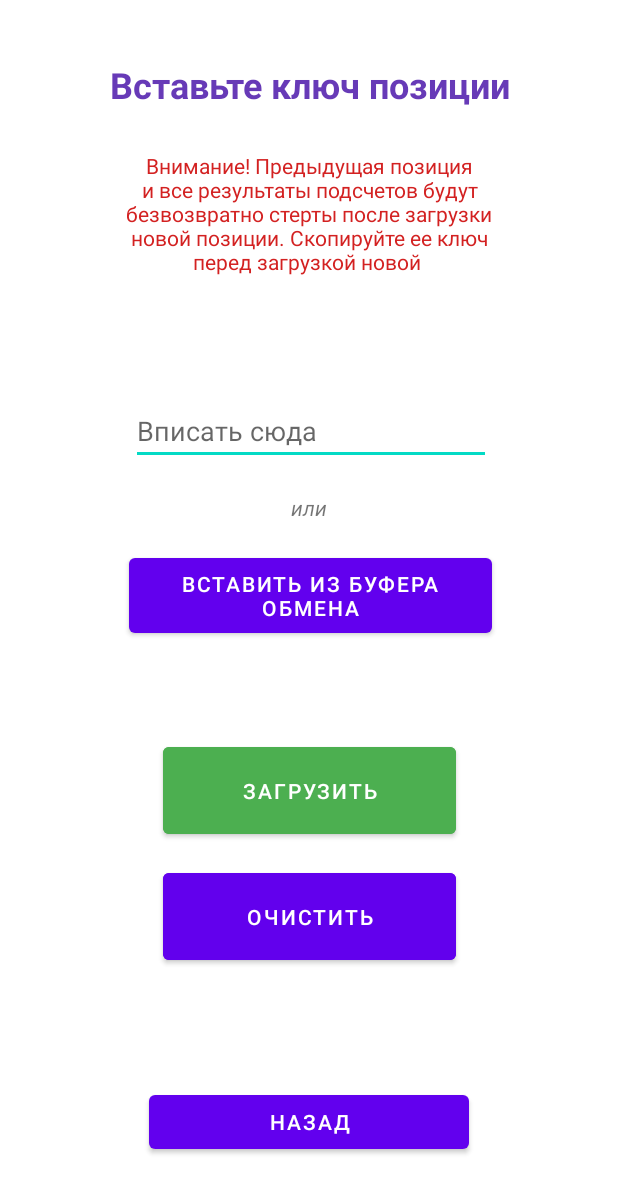
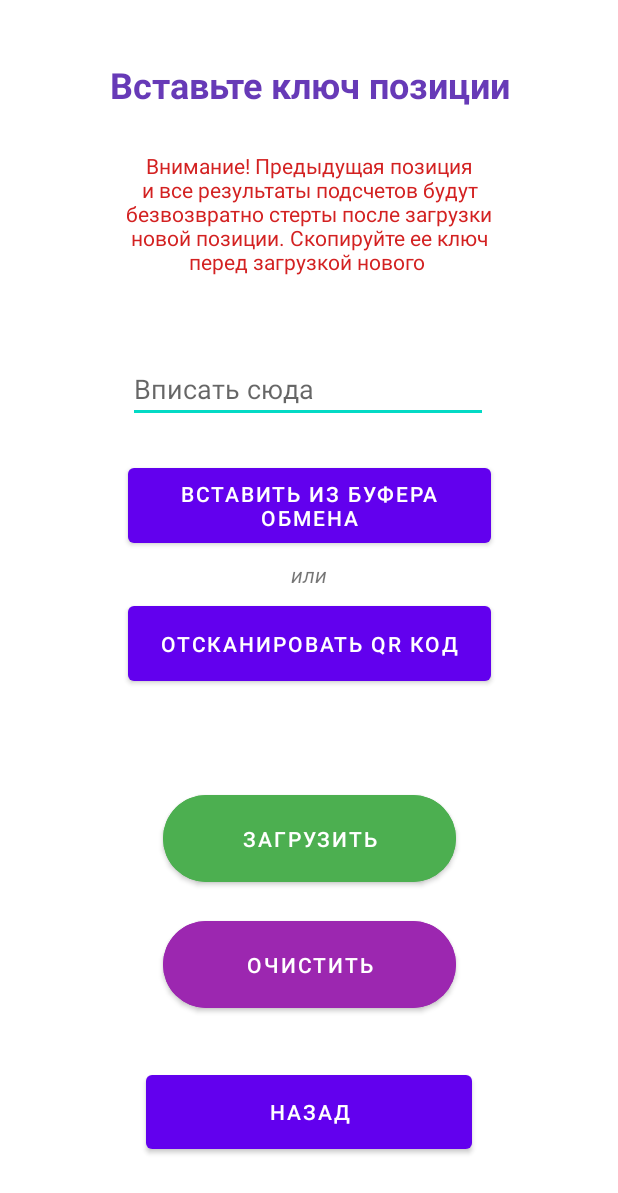
Before and after one commit to eatmore2004/SpotCalculator, an Android app: the AddPosition screen opened directly, with no data from a screen before it, after a tap on "ЗАГРУЗИТЬ", on a phone screen of 412 x 824 dp. Shown: the top 1193 px of the screen. Run offline under Robolectric (Android 15) with nearby library versions, the phone set to English and light mode, and no system bars; libraries missing offline, so code that uses them is left out: com.journeyapps.barcodescanner.

Commit message:
Added qr code sharing

```diff
--- /dev/null
+++ b/app/src/main/java/com/andrii/positioncalculator/AddPosition.java
@@ -0,0 +1,104 @@
+package com.andrii.positioncalculator;
+
+import androidx.activity.result.ActivityResultLauncher;
+import androidx.appcompat.app.AppCompatActivity;
+
+import android.annotation.SuppressLint;
+import android.content.ClipboardManager;
+import android.os.Bundle;
+import android.os.Vibrator;
+import android.view.View;
+import android.widget.Button;
+import android.widget.TextView;
+import android.widget.Toast;
+
+import com.example.positioncalculator.R;
+import com.journeyapps.barcodescanner.ScanContract;
+import com.journeyapps.barcodescanner.ScanOptions;
+
+public class AddPosition extends AppCompatActivity {
+    private Vibrator vibrator;
+    public Button return_button;
+    public Button load_button;
+    public Button paste_button;
+    public Button clear_button;
+    public Button scan_button;
+
+    public TextView hash_edit;
+
+    @SuppressLint("MissingInflatedId")
+    @Override
+    protected void onCreate(Bundle savedInstanceState) {
+
+        super.onCreate(savedInstanceState);
+        setContentView(R.layout.activity_add_position);
+        vibrator = (Vibrator)getSystemService(VIBRATOR_SERVICE);
+        clear_button = findViewById(R.id.clear2_btn);
+        return_button = findViewById(R.id.return_btn);
+        load_button = findViewById(R.id.load_btn);
+        paste_button = findViewById(R.id.paste_btn);
+        scan_button = findViewById(R.id.scan_btn);
+        hash_edit = findViewById(R.id.hash_edt);
+
+        return_button.setOnClickListener(new View.OnClickListener() {
+            @Override
+            public void onClick(View view) {
+                finish();
+            }
+        });
+        paste_button.setOnClickListener(new View.OnClickListener() {
+            @Override
+            public void onClick(View view) {
+                ClipboardManager clipboard = (ClipboardManager) getSystemService(CLIPBOARD_SERVICE);
+                hash_edit.setText(clipboard.getText());
+            }
+        });
+        load_button.setOnClickListener(new View.OnClickListener() {
+            @Override
+            public void onClick(View view) {
+                Analyze(hash_edit.getText().toString());
+            }
+        });
+        clear_button.setOnClickListener(new View.OnClickListener() {
+            @Override
+            public void onClick(View view) {
+                hash_edit.setText("");
+            }
+        });
+        scan_button.setOnClickListener(new View.OnClickListener() {
+            @Override
+            public void onClick(View view) {
+                scanQR();
+            }
+        });
+
+    }
+
+    private void scanQR() {
+        ScanOptions options = new ScanOptions();
+        options.setPrompt("Наведите на QR code");
+        options.setBeepEnabled(false);
+        options.setOrientationLocked(true);
+        options.setCaptureActivity(CaptureAct.class);
+        barLauncher.launch(options);
+    }
+    private void Analyze(String hash){
+        Position new_position = new Position(hash);
+        if (new_position.direction == Direction.NONE){
+            MainActivity.position = new_position;
+            MainActivity.message_box.setText(MainActivity.position.getResponse());
+            finish();
+        }else{
+            hash_edit.setText("");
+            Toast.makeText(getApplicationContext(),"Некоректные данные!", Toast.LENGTH_SHORT).show();
+        }
+    }
+    ActivityResultLauncher<ScanOptions> barLauncher = registerForActivityResult(new ScanContract(), result -> {
+        vibrator.vibrate(100);
+        if (result.getContents() != null) {
+            Analyze(result.getContents());
+        }
+        else Toast.makeText(getApplicationContext(),"Некоректный QR!", Toast.LENGTH_SHORT).show();
+    });
+
+}
--- /dev/null
+++ b/app/src/main/java/com/andrii/positioncalculator/CaptureAct.java
@@ -0,0 +1,6 @@
+package com.andrii.positioncalculator;
+
+import com.journeyapps.barcodescanner.CaptureActivity;
+
+public class CaptureAct extends CaptureActivity {
+}
--- a/app/src/main/java/com/example/positioncalculator/Direction.java
+++ b/app/src/main/java/com/andrii/positioncalculator/Direction.java
@@ -1,4 +1,4 @@
-package com.example.positioncalculator;
+package com.andrii.positioncalculator;
 
 public enum Direction {
     BUY,
--- a/app/src/main/java/com/example/positioncalculator/MainActivity.java
+++ b/app/src/main/java/com/andrii/positioncalculator/MainActivity.java
@@ -1,4 +1,4 @@
-package com.example.positioncalculator;
+package com.andrii.positioncalculator;
 import androidx.appcompat.app.AppCompatActivity;
 
 import android.annotation.SuppressLint;
@@ -9,6 +9,8 @@ import android.widget.Button;
 import android.widget.EditText;
 import android.widget.TextView;
 import android.widget.Toast;
+
+import com.example.positioncalculator.R;
 
 import java.util.Locale;
 
--- a/app/src/main/java/com/example/positioncalculator/Order.java
+++ b/app/src/main/java/com/andrii/positioncalculator/Order.java
@@ -1,4 +1,4 @@
-package com.example.positioncalculator;
+package com.andrii.positioncalculator;
 
 import androidx.annotation.Nullable;
 
--- a/app/src/main/java/com/example/positioncalculator/Position.java
+++ b/app/src/main/java/com/andrii/positioncalculator/Position.java
@@ -1,13 +1,10 @@
-package com.example.positioncalculator;
+package com.andrii.positioncalculator;
 
 import android.annotation.SuppressLint;
-import android.widget.Toast;
 
 import androidx.annotation.NonNull;
-import androidx.annotation.Nullable;
 
 import java.util.ArrayList;
-import java.util.Arrays;
 
 public class Position {
 
--- a/app/src/main/java/com/example/positioncalculator/Security.java
+++ b/app/src/main/java/com/andrii/positioncalculator/Security.java
@@ -1,4 +1,4 @@
-package com.example.positioncalculator;
+package com.andrii.positioncalculator;
 
 import android.annotation.SuppressLint;
 
--- a/app/src/main/java/com/example/positioncalculator/AddPosition.java
+++ /dev/null
@@ -1,70 +0,0 @@
-package com.example.positioncalculator;
-
-import androidx.appcompat.app.AppCompatActivity;
-
-import android.annotation.SuppressLint;
-import android.content.ClipboardManager;
-import android.os.Bundle;
-import android.view.View;
-import android.widget.Button;
-import android.widget.TextView;
-import android.widget.Toast;
-
-public class AddPosition extends AppCompatActivity {
-
-    public Button return_button;
-    public Button load_button;
-    public Button paste_button;
-    public Button clear_button;
-
-    public TextView hash_edit;
-
-    @SuppressLint("MissingInflatedId")
-    @Override
-    protected void onCreate(Bundle savedInstanceState) {
-
-        super.onCreate(savedInstanceState);
-        setContentView(R.layout.activity_add_position);
-
-        clear_button = findViewById(R.id.clear2_btn);
-        return_button = findViewById(R.id.return_btn);
-        load_button = findViewById(R.id.load_btn);
-        paste_button = findViewById(R.id.paste_btn);
-
-        hash_edit = findViewById(R.id.hash_edt);
-
-        return_button.setOnClickListener(new View.OnClickListener() {
-            @Override
-            public void onClick(View view) {
-                finish();
-            }
-        });
-        paste_button.setOnClickListener(new View.OnClickListener() {
-            @Override
-            public void onClick(View view) {
-                ClipboardManager clipboard = (ClipboardManager) getSystemService(CLIPBOARD_SERVICE);
-                hash_edit.setText(clipboard.getText());
-            }
-        });
-        load_button.setOnClickListener(new View.OnClickListener() {
-            @Override
-            public void onClick(View view) {
-                Position new_position = new Position(hash_edit.getText().toString());
-                if (new_position.direction == Direction.NONE){
-                    MainActivity.position = new_position;
-                    MainActivity.message_box.setText(MainActivity.position.getResponse());
-                    finish();
-                }else{
-                    Toast.makeText(getApplicationContext(),"Некоректные данные!", Toast.LENGTH_LONG).show();
-                }
-            }
-        });
-        clear_button.setOnClickListener(new View.OnClickListener() {
-            @Override
-            public void onClick(View view) {
-                hash_edit.setText("");
-            }
-        });
-
-    }
-}
--- a/app/src/main/res/layout/activity_add_position.xml
+++ b/app/src/main/res/layout/activity_add_position.xml
@@ -5,7 +5,7 @@
     android:layout_width="match_parent"
     android:layout_height="match_parent"
     android:background="#FFFFFF"
-    tools:context=".AddPosition">
+    tools:context="com.andrii.positioncalculator.AddPosition">
 
     <Button
         android:id="@+id/load_btn"
@@ -16,10 +16,11 @@
         android:layout_marginEnd="100dp"
         android:backgroundTint="#4CAF50"
         android:text="Загрузить"
+        app:cornerRadius="60dp"
         app:layout_constraintEnd_toEndOf="parent"
         app:layout_constraintHorizontal_bias="0.523"
         app:layout_constraintStart_toStartOf="parent"
-        app:layout_constraintTop_toBottomOf="@+id/paste_btn" />
+        app:layout_constraintTop_toBottomOf="@+id/scan_btn" />
 
     <Button
         android:id="@+id/clear2_btn"
@@ -28,34 +29,46 @@
         android:layout_marginStart="100dp"
         android:layout_marginTop="148dp"
         android:layout_marginEnd="100dp"
-        android:backgroundTint="#6200ED"
+        android:backgroundTint="#9C27B0"
         android:text="Очистить"
+        app:cornerRadius="60dp"
         app:layout_constraintEnd_toEndOf="parent"
         app:layout_constraintHorizontal_bias="0.523"
         app:layout_constraintStart_toStartOf="parent"
-        app:layout_constraintTop_toBottomOf="@+id/paste_btn" />
+        app:layout_constraintTop_toBottomOf="@+id/scan_btn" />
 
     <EditText
         android:id="@+id/hash_edt"
         android:layout_width="240dp"
         android:layout_height="0dp"
-        android:layout_marginTop="60dp"
+        android:layout_marginTop="32dp"
         android:ems="10"
         android:hint="Вписать сюда"
         android:inputType="textNoSuggestions"
         app:layout_constraintEnd_toEndOf="parent"
-        app:layout_constraintHorizontal_bias="0.508"
+        app:layout_constraintHorizontal_bias="0.497"
         app:layout_constraintStart_toStartOf="parent"
         app:layout_constraintTop_toBottomOf="@+id/textView4" />
+
+    <Button
+        android:id="@+id/scan_btn"
+        android:layout_width="242dp"
+        android:layout_height="62dp"
+        android:layout_marginTop="116dp"
+        android:text="отсканировать QR код"
+        app:layout_constraintEnd_toEndOf="parent"
+        app:layout_constraintHorizontal_bias="0.502"
+        app:layout_constraintStart_toStartOf="parent"
+        app:layout_constraintTop_toBottomOf="@+id/hash_edt" />
 
     <Button
         android:id="@+id/paste_btn"
         android:layout_width="242dp"
         android:layout_height="62dp"
-        android:layout_marginTop="56dp"
+        android:layout_marginTop="24dp"
         android:text="Вставить из буфера обмена"
         app:layout_constraintEnd_toEndOf="parent"
-        app:layout_constraintHorizontal_bias="0.505"
+        app:layout_constraintHorizontal_bias="0.502"
         app:layout_constraintStart_toStartOf="parent"
         app:layout_constraintTop_toBottomOf="@+id/hash_edt" />
 
@@ -67,10 +80,11 @@
         android:textAlignment="center"
         android:textAllCaps="false"
         android:textStyle="italic"
-        app:layout_constraintBottom_toTopOf="@+id/paste_btn"
+        app:layout_constraintBottom_toTopOf="@+id/scan_btn"
         app:layout_constraintEnd_toEndOf="parent"
         app:layout_constraintStart_toStartOf="parent"
-        app:layout_constraintTop_toBottomOf="@+id/hash_edt" />
+        app:layout_constraintTop_toBottomOf="@+id/paste_btn"
+        app:layout_constraintVertical_bias="0.47000003" />
 
     <TextView
         android:id="@+id/textView3"
@@ -90,8 +104,8 @@
 
     <Button
         android:id="@+id/return_btn"
-        android:layout_width="213dp"
-        android:layout_height="48dp"
+        android:layout_width="217dp"
+        android:layout_height="61dp"
         android:layout_marginBottom="52dp"
         android:text="Назад"
         app:layout_constraintBottom_toBottomOf="parent"
@@ -104,7 +118,7 @@
         android:layout_width="277dp"
         android:layout_height="104dp"
         android:layout_marginTop="28dp"
-        android:text="Внимание! Предыдущая позиция и все результаты подсчетов будут безвозвратно стерты после загрузки новой позиции. Скопируйте ее ключ перед загрузкой новой "
+        android:text="Внимание! Предыдущая позиция и все результаты подсчетов будут безвозвратно стерты после загрузки новой позиции. Скопируйте ее ключ перед загрузкой нового "
         android:textAlignment="center"
         android:textColor="#D32121"
         app:layout_constraintEnd_toEndOf="parent"
```
Also changed, not shown: app/build.gradle (+6 -5 lines), app/src/main/AndroidManifest.xml (+13 -6 lines), app/src/main/java/com/andrii/positioncalculator/Logs.java (renamed from app/src/main/java/com/example/positioncalculator/Logs.java, +49 -2 lines), app/src/main/res/layout/activity_logs.xml (+36 -8 lines), app/src/main/res/layout/activity_main.xml (+8 -2 lines), 2 other files.
